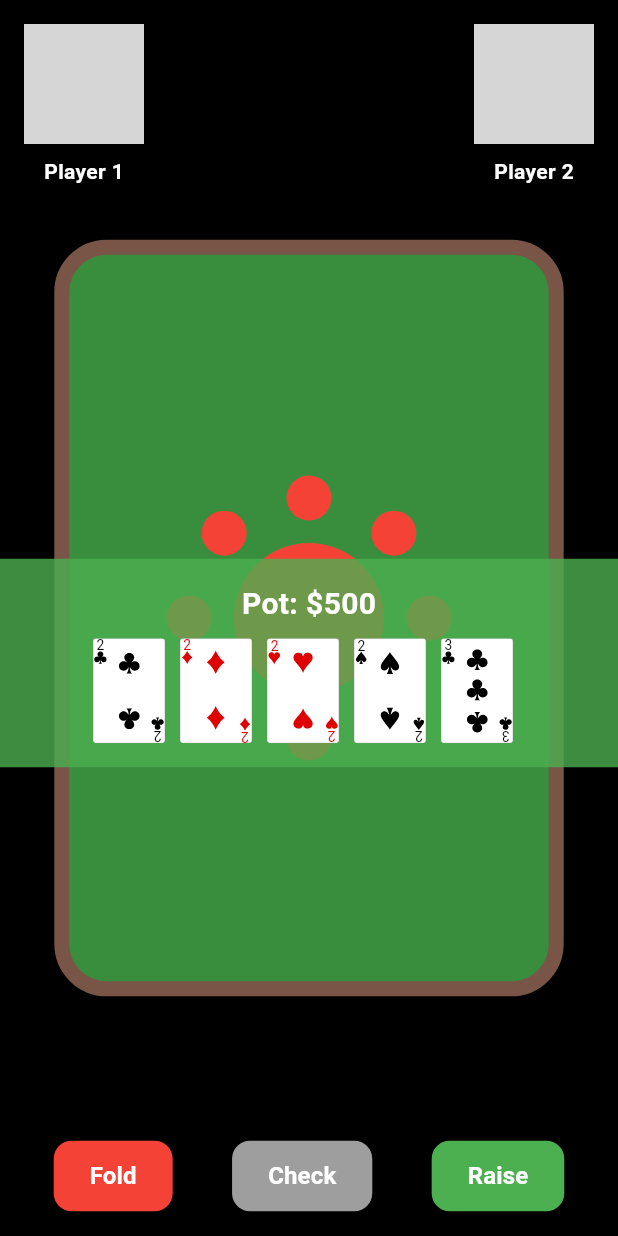
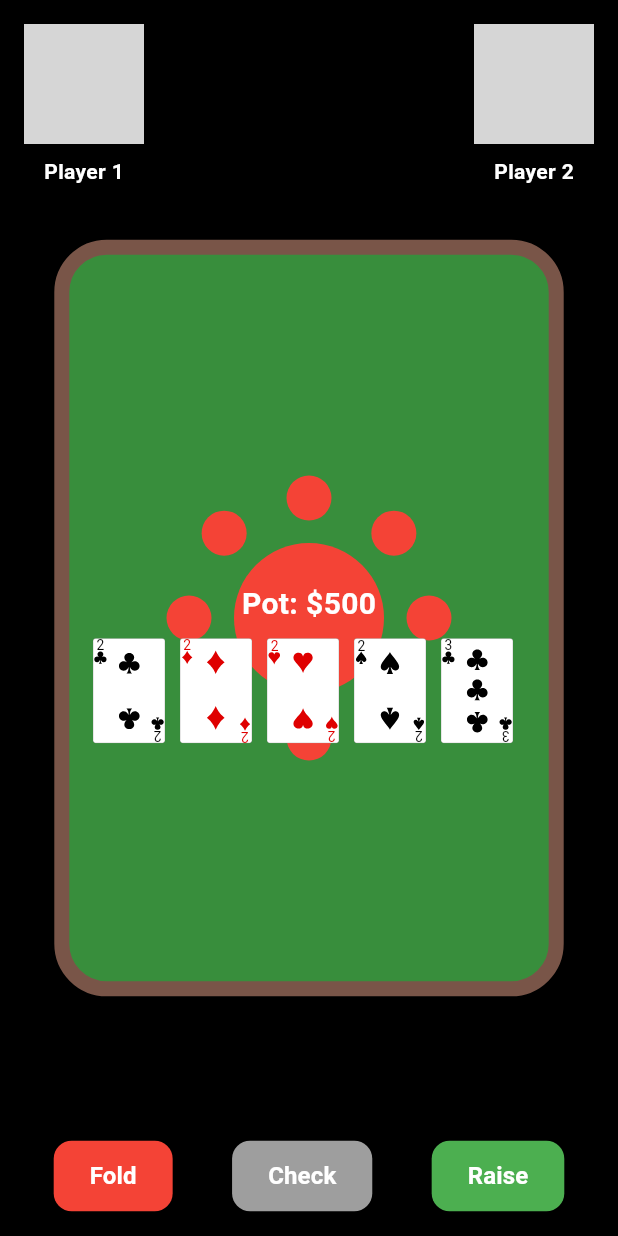
Before and after one commit to Jlisowskyy/IOIOPOLICIO, a Flutter app: the PokerGamePage screen opened directly, on a phone screen of 412 x 824 dp. Run offline on Flutter 3.47's test engine with Material 3 defaults, Android fonts, the phone set to English and light mode, and no system bars; our stand-ins replace flutter_riverpod, flutter_svg; grey boxes are pictures that could not be loaded.

Commit message:
Poker Game

```diff
--- a/frontend/lib/pages/poker_game_page.dart
+++ b/frontend/lib/pages/poker_game_page.dart
@@ -42,11 +42,11 @@ class _PokerGamePageState extends State<PokerGamePage> {
   }
 
   Widget _buildPlayerSection() {
-    return Padding(
-      padding: const EdgeInsets.all(16.0),
+    return const Padding(
+      padding: EdgeInsets.all(16.0),
       child: Row(
         mainAxisAlignment: MainAxisAlignment.spaceBetween,
-        children: const [
+        children: [
           PlayerAvatar(
               playerName: 'Player 1',
               avatarPath: AppDataModel.player1ImagePath),
@@ -64,10 +64,6 @@ class _PokerGamePageState extends State<PokerGamePage> {
 
     return Container(
       margin: const EdgeInsets.symmetric(vertical: 16),
-      decoration: BoxDecoration(
-        color: Colors.green.withOpacity(0.8),
-        // borderRadius: BorderRadius.circular(16),
-      ),
       padding: const EdgeInsets.all(16),
       child: Column(
         mainAxisSize: MainAxisSize.min,
--- a/frontend/lib/widgets/sidebar.dart
+++ b/frontend/lib/widgets/sidebar.dart
@@ -35,7 +35,6 @@ class Sidebar extends StatelessWidget {
               onTap: () {
                 QueueManager.navigateToPokerGame(context);
               }),
-          SidebarButton(title: "Puzzles", icon: Icons.extension, onTap: () {}),
           SidebarButton(title: "Learn", icon: Icons.school, onTap: () {}),
           SidebarButton(
               title: "Profile",
```
